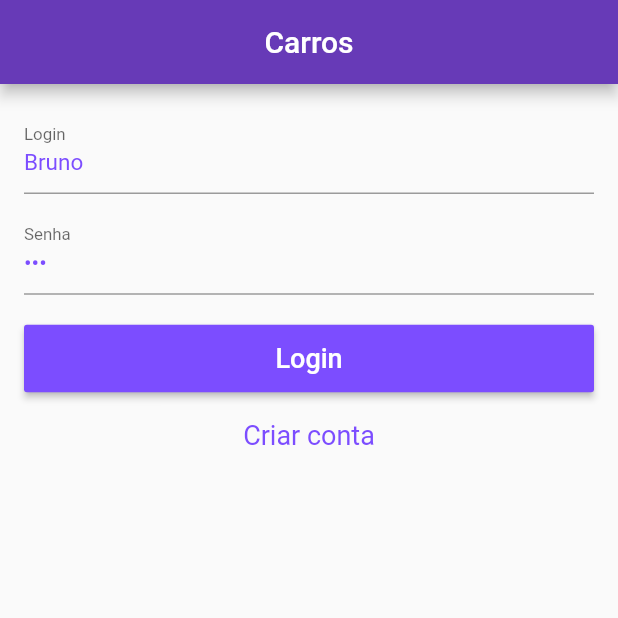
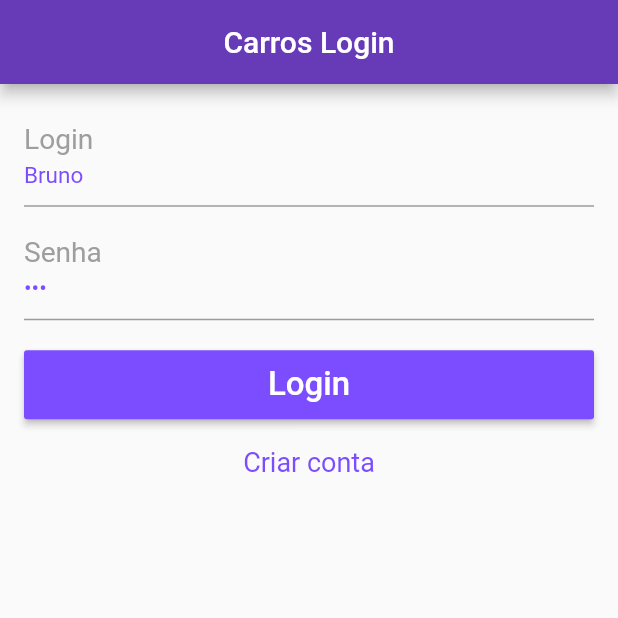
Before and after one commit to brunopfsilva/carros_app, a Flutter app: the screen it shows after launch, on a phone screen of 412 x 824 dp, the top half of it. Run offline on Flutter 3.47's test engine with Material 2 defaults, Android fonts, the phone set to English and light mode, and no system bars.

Commit message:
ui tela de login pronta

```diff
--- a/lib/main.dart
+++ b/lib/main.dart
@@ -13,7 +13,9 @@ class MyApp extends StatelessWidget {
 
         primarySwatch: Colors.deepPurple,
         brightness: Brightness.light
+
       ),
+
       home: loginPage(),
     );
   }
--- /dev/null
+++ b/lib/pages/home_page.dart
@@ -0,0 +1,26 @@
+import 'package:flutter/material.dart';
+
+
+class homePage extends StatelessWidget {
+  @override
+  Widget build(BuildContext context) {
+    return Container(
+      child: Scaffold(
+        appBar: AppBar(
+          title: Text("Carros"),
+          centerTitle: true,
+        ),
+      body: _body(),
+      ),
+
+    );
+  }
+}
+
+_body() {
+
+  return Center(
+    child: Text("Bruno",style: TextStyle(fontSize: 22),),
+  );
+
+}
--- a/lib/pages/login_page.dart
+++ b/lib/pages/login_page.dart
@@ -1,4 +1,10 @@
+import 'package:carros_app/widgets/AppText.dart';
+import 'package:carros_app/widgets/app_button.dart';
 import 'package:flutter/material.dart';
+import 'package:carros_app/utils/nav.dart';
+
+import 'home_page.dart';
+
 
 class loginPage extends StatefulWidget {
   @override
@@ -23,7 +29,7 @@ class _loginPageState extends State<loginPage> {
   Widget build(BuildContext context) {
     return Scaffold(
       appBar: AppBar(
-        title: Text("Carros"),
+        title: Text("Carros Login",),
         centerTitle: true,
       ),
       body: _body(),
@@ -37,19 +43,19 @@ class _loginPageState extends State<loginPage> {
         padding: const EdgeInsets.all(16.0),
         child: ListView(
           children: <Widget>[
-            textFormFieldLogin("Login", "Digite o login",
+            AppText("Login", "Digite o login",
               controller: tlogin,
               validator: _validatorlogin,
               keyboardType: TextInputType.emailAddress,
               textInputAction: TextInputAction.next,),
             SizedBox(height: 10.0),
-            textFormFieldLogin("Senha", "Digite sua senha",
+            AppText("Senha", "Digite sua senha",
               password: true,
               controller: tsenha,
               validator: _validatorSenha,
               keyboardType: TextInputType.number,focusNode: _focusSenha,),
             SizedBox(height: 20.0),
-            button("Login", _onClickLogin),
+            AppButton("Login", onPressed: _onClickLogin),
             SizedBox(height: 18.0),
             Center(
                 child: Text(
@@ -62,48 +68,6 @@ class _loginPageState extends State<loginPage> {
     );
   }
 
-  Container button(String text, Function onpressed) {
-    return Container(
-      height: 45.0,
-      child: RaisedButton(
-        color: Colors.deepPurpleAccent,
-        child: Text(
-          text,
-          style: TextStyle(fontSize: 18, color: Colors.white),
-        ),
-        onPressed: onpressed,
-      ),
-    );
-  }
-
-  TextFormField textFormFieldLogin(
-      String label,
-      String hint, {
-        bool password = false,
-        TextEditingController controller,
-        FormFieldValidator<String> validator,
-        TextInputType keyboardType,
-        TextInputAction textInputAction,
-        FocusNode focusNode,
-
-      }) {
-    return TextFormField(
-      controller: controller,
-      obscureText: password,
-      validator: validator,
-      keyboardType: keyboardType,
-      textInputAction: TextInputAction.next,
-      focusNode: focusNode,
-      onFieldSubmitted: (String text){
-        FocusScope.of(context).requestFocus(_focusSenha);
-      },
-      decoration: InputDecoration(
-        labelText: label,
-        hintText: hint,
-      ),
-      style: TextStyle(fontSize: 15, color: Colors.deepPurpleAccent),
-    );
-  }
 
   _onClickLogin() {
     bool formOk = _formkey.currentState.validate();
@@ -115,6 +79,9 @@ class _loginPageState extends State<loginPage> {
 
     String login = tlogin.text;
     String senha = tsenha.text;
+
+    push(context,homePage());
+
   }
 
   String _validatorlogin(String text) {
--- /dev/null
+++ b/lib/utils/nav.dart
@@ -0,0 +1,9 @@
+import 'package:flutter/material.dart';
+
+
+Future push (BuildContext context, Widget page){
+
+  return Navigator.push(context, MaterialPageRoute(builder: (context) => page ));
+
+
+}
--- /dev/null
+++ b/lib/widgets/AppText.dart
@@ -0,0 +1,57 @@
+import 'package:flutter/material.dart';
+
+class AppText extends StatelessWidget {
+  String label;
+  String hint;
+  bool password;
+  TextEditingController controller;
+  FormFieldValidator<String> validator;
+  TextInputType keyboardType;
+  TextInputAction textInputAction;
+  FocusNode focusNode;
+  FocusNode nextFocus;
+
+  AppText(
+      this.label,
+      this.hint, {
+        this.password = false,
+        this.controller,
+        this.validator,
+        this.keyboardType,
+        this.textInputAction,
+        this.focusNode,
+        this.nextFocus,
+      });
+
+  @override
+  Widget build(BuildContext context) {
+    return TextFormField(
+      controller: controller,
+      obscureText: password,
+      validator: validator,
+      keyboardType: keyboardType,
+      textInputAction: textInputAction,
+      focusNode: focusNode,
+      onFieldSubmitted: (String text) {
+        if (nextFocus != null) {
+          FocusScope.of(context).requestFocus(nextFocus);
+        }
+      },
+      style: TextStyle(
+        fontSize: 15,
+        color: Colors.deepPurpleAccent,
+      ),
+      decoration: InputDecoration(
+        labelText: label,
+        labelStyle: TextStyle(
+          fontSize: 25,
+          color: Colors.grey,
+        ),
+        hintText: hint,
+        hintStyle: TextStyle(
+          fontSize: 16,
+        ),
+      ),
+    );
+  }
+}
--- /dev/null
+++ b/lib/widgets/app_button.dart
@@ -0,0 +1,27 @@
+
+import 'package:flutter/material.dart';
+
+class AppButton extends StatelessWidget {
+  String text;
+  Function onPressed;
+
+  AppButton(this.text, {this.onPressed});
+
+  @override
+  Widget build(BuildContext context) {
+    return Container(
+      height: 46,
+      child: RaisedButton(
+        color: Colors.deepPurpleAccent,
+        child: Text(
+          text,
+          style: TextStyle(
+            color: Colors.white,
+            fontSize: 22,
+          ),
+        ),
+        onPressed: onPressed,
+      ),
+    );
+  }
+}
```
